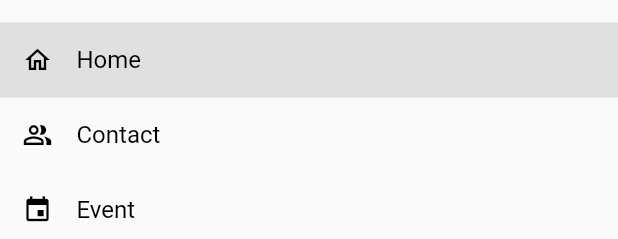
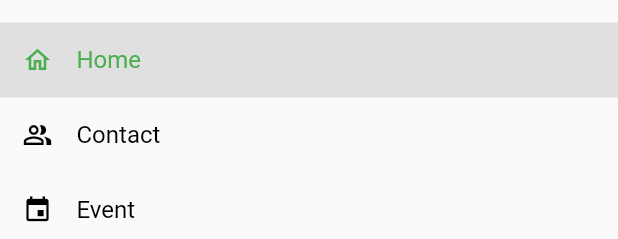
Before and after one commit to nguyenhuutu270402/flutter_navigation-drawer, a Flutter app: the MyListDrawerWidget widget shown alone on an empty page, opened directly with empty values, on a phone screen of 412 x 824 dp. Shown: the top 239 px of the screen. Run offline on Flutter 3.47's test engine with Material 2 defaults, Android fonts, the phone set to English and light mode, and no system bars.

Commit message:
update 7

```diff
--- a/lib/navigation_drawer/nav_drawer.dart
+++ b/lib/navigation_drawer/nav_drawer.dart
@@ -17,9 +17,6 @@ class _NavDrawerState extends State<NavDrawer> {
   @override
   Widget build(BuildContext context) {
     return Scaffold(
-      // appBar: AppBar(
-      //   title: Text("Navigation Drawer"),
-      // ),
       body: ValueListenableBuilder(
         valueListenable: container,
         builder: (context, value, child) {
--- a/lib/navigation_drawer/widget/my_list_drawer_widget.dart
+++ b/lib/navigation_drawer/widget/my_list_drawer_widget.dart
@@ -74,8 +74,6 @@ class _MyListDrawerWidgetState extends State<MyListDrawerWidget> {
             case 2:
               widget.currentPage.value = MyDrawerSections.contact;
               widget.container.value = ContactPage();
-              // widget.container.notifyListeners();
-              // widget.currentPage.notifyListeners();
               break;
             case 3:
               widget.currentPage.value = MyDrawerSections.event;
@@ -104,14 +102,16 @@ class _MyListDrawerWidgetState extends State<MyListDrawerWidget> {
                 child: Icon(
                   icon,
                   size: 20,
-                  color: Colors.black,
+                  color: selected ? Colors.green : Colors.black,
                 ),
               ),
               Expanded(
                 flex: 1,
                 child: Text(
                   title,
-                  style: TextStyle(color: Colors.black, fontSize: 16),
+                  style: TextStyle(
+                      color: selected ? Colors.green : Colors.black,
+                      fontSize: 16),
                 ),
               ),
             ],
```
